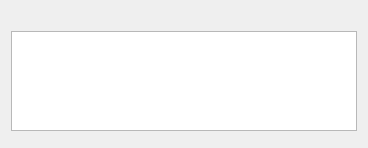
This is src/DialogPromptList.ui in eteran/nedit-ng as Qt 5 draws it before an edit. The edited form follows.
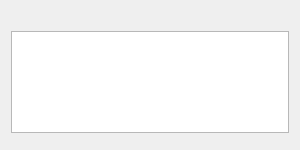
This is the edited form.

Commit message: making the dialogs consistent with each other

```diff
--- a/src/DialogPromptList.ui
+++ b/src/DialogPromptList.ui
@@ -6,13 +6,13 @@
    <rect>
     <x>0</x>
     <y>0</y>
-    <width>368</width>
-    <height>148</height>
+    <width>300</width>
+    <height>150</height>
    </rect>
   </property>
   <property name="minimumSize">
    <size>
-    <width>200</width>
+    <width>300</width>
     <height>0</height>
    </size>
   </property>
```
Left out of the diff: 2 changed lines with no effect on the pictures. The commit also changes 5 other files.
